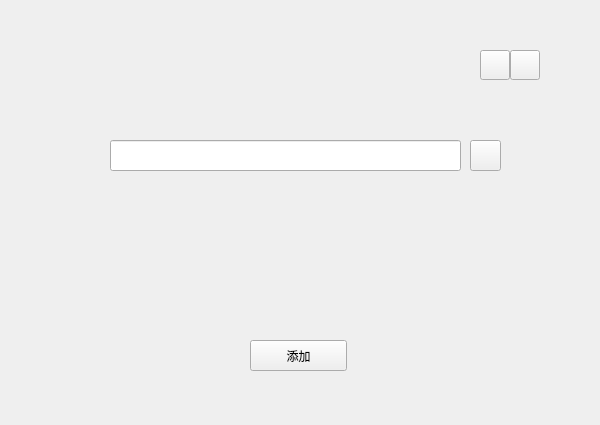
i0gan/ltalk, file client/linux/src/form/add_user_page.ui: the form before one commit.
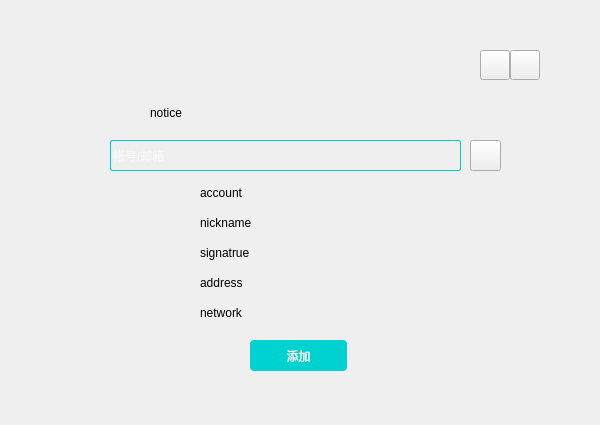
The form after the commit. Icons and pictures are not drawn.

Diff of the .ui file:
```diff
--- a/client/linux/src/form/add_user_page.ui
+++ b/client/linux/src/form/add_user_page.ui
@@ -81,6 +81,22 @@
      <height>31</height>
     </rect>
    </property>
+   <property name="styleSheet">
+    <string notr="true">QLineEdit{
+ 	border:1px solid rgb(0, 204, 204);
+	background: transparent;
+  	border-radius:2px;
+	color: rgb(255, 255, 255);
+	font: 12pt &quot;Noto Sans&quot;;
+}
+QLineEdit:focus{
+	border:1px solid rgb(78, 125, 255);
+	border-radius:2px;
+}</string>
+   </property>
+   <property name="placeholderText">
+    <string>帐号/邮箱</string>
+   </property>
   </widget>
   <widget class="QPushButton" name="pushButton_search">
    <property name="geometry">
@@ -98,10 +114,10 @@
   <widget class="QLabel" name="label_headImage">
    <property name="geometry">
     <rect>
-     <x>190</x>
-     <y>200</y>
-     <width>71</width>
-     <height>61</height>
+     <x>110</x>
+     <y>180</y>
+     <width>70</width>
+     <height>70</height>
     </rect>
    </property>
    <property name="text">
@@ -117,10 +133,98 @@
      <height>31</height>
     </rect>
    </property>
+   <property name="styleSheet">
+    <string notr="true">QPushButton{
+background-color:rgb(0, 209, 209);
+color:white;
+border-radius:4px;
+}
+QPushButton:hover{
+  background-color: rgb(0, 255, 204);
+}</string>
+   </property>
    <property name="text">
     <string>添加</string>
    </property>
   </widget>
+  <widget class="QLabel" name="label_account">
+   <property name="geometry">
+    <rect>
+     <x>200</x>
+     <y>180</y>
+     <width>300</width>
+     <height>25</height>
+    </rect>
+   </property>
+   <property name="text">
+    <string>account</string>
+   </property>
+  </widget>
+  <widget class="QLabel" name="label_nickname">
+   <property name="geometry">
+    <rect>
+     <x>200</x>
+     <y>210</y>
+     <width>300</width>
+     <height>25</height>
+    </rect>
+   </property>
+   <property name="text">
+    <string>nickname</string>
+   </property>
+  </widget>
+  <widget class="QLabel" name="label_signature">
+   <property name="geometry">
+    <rect>
+     <x>200</x>
+     <y>240</y>
+     <width>300</width>
+     <height>25</height>
+    </rect>
+   </property>
+   <property name="text">
+    <string>signatrue</string>
+   </property>
+  </widget>
+  <widget class="QLabel" name="label_network">
+   <property name="geometry">
+    <rect>
+     <x>200</x>
+     <y>300</y>
+     <width>300</width>
+     <height>25</height>
+    </rect>
+   </property>
+   <property name="text">
+    <string>network</string>
+   </property>
+  </widget>
+  <widget class="QLabel" name="label_address">
+   <property name="geometry">
+    <rect>
+     <x>200</x>
+     <y>270</y>
+     <width>300</width>
+     <height>25</height>
+    </rect>
+   </property>
+   <property name="text">
+    <string>address</string>
+   </property>
+  </widget>
+  <widget class="QLabel" name="label_notice">
+   <property name="geometry">
+    <rect>
+     <x>150</x>
+     <y>100</y>
+     <width>300</width>
+     <height>25</height>
+    </rect>
+   </property>
+   <property name="text">
+    <string>notice</string>
+   </property>
+  </widget>
  </widget>
  <resources/>
  <connections/>
```
Left out of the diff: 8 changed lines with no effect on the pictures.
